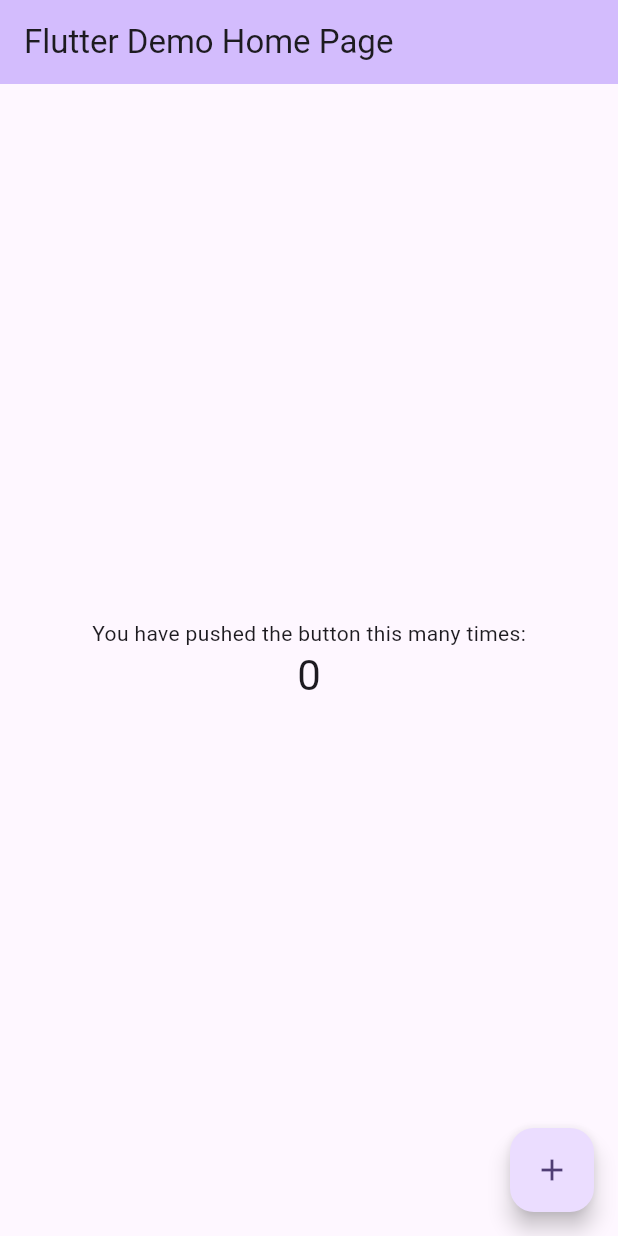
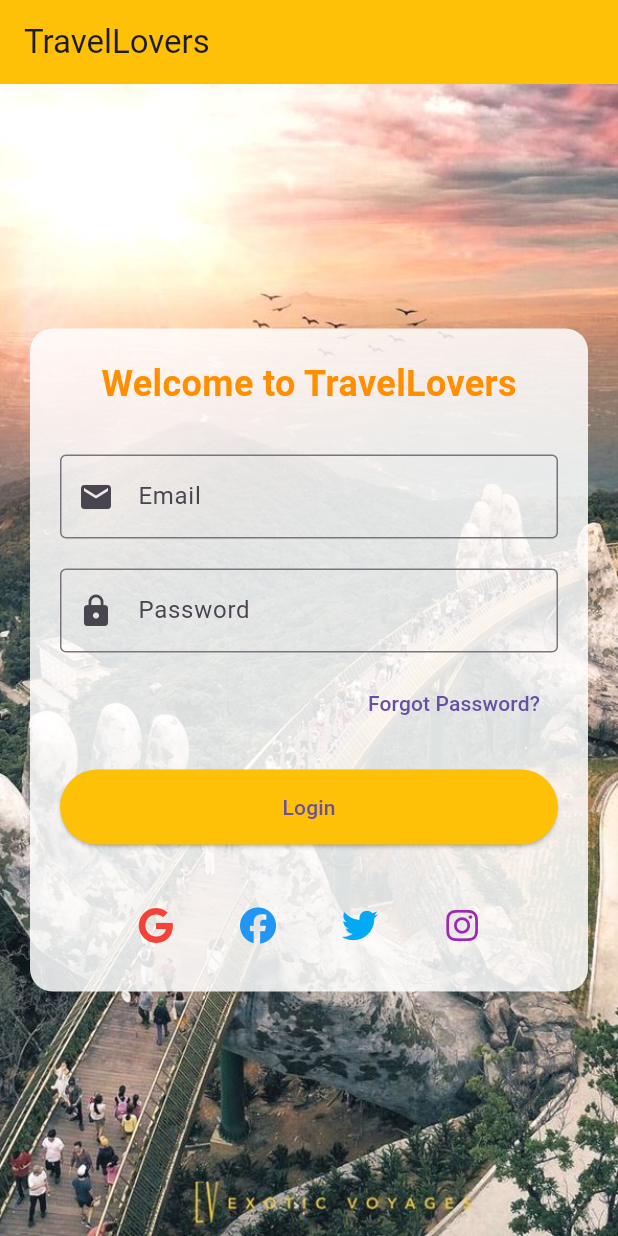
Before and after one commit to AnikaTasnim03/TravellingApp, a Flutter app: the screen it shows after launch, on a phone screen of 412 x 824 dp. Run offline on Flutter 3.47's test engine with Material 3 defaults, Android fonts, the phone set to English and light mode, and no system bars; our stand-ins replace font_awesome_flutter.

Commit message:
LoginPage

```diff
--- /dev/null
+++ b/lib/Login.dart
@@ -0,0 +1,126 @@
+import 'package:flutter/material.dart';
+import 'package:font_awesome_flutter/font_awesome_flutter.dart';
+
+class LoginPage extends StatelessWidget {
+  const LoginPage({super.key});
+
+  @override
+  Widget build(BuildContext context) {
+    return Scaffold(
+      appBar: AppBar(
+        title: const Text("TravelLovers"),
+        backgroundColor: Colors.amber,
+      ),
+      body: Container(
+        decoration: const BoxDecoration(
+          image: DecorationImage(
+            image: AssetImage("assets/picture5.jpeg"),
+            fit: BoxFit.cover,
+          ),
+        ),
+        child: Center(
+          child: SingleChildScrollView(
+            child: Padding(
+              padding: const EdgeInsets.all(20.0),
+              child: Container(
+                padding: const EdgeInsets.all(20),
+                decoration: BoxDecoration(
+                  color: Colors.white.withOpacity(0.85),
+                  borderRadius: BorderRadius.circular(15),
+                ),
+                child: Column(
+                  mainAxisSize: MainAxisSize.min,
+                  children: [
+                    Text(
+                      "Welcome to TravelLovers",
+                      style: TextStyle(
+                        fontSize: 24,
+                        fontWeight: FontWeight.bold,
+                        color: Colors.amber[800],
+                      ),
+                    ),
+                    const SizedBox(height: 30),
+
+                    // Email Field
+                    const TextField(
+                      decoration: InputDecoration(
+                        labelText: "Email",
+                        border: OutlineInputBorder(),
+                        prefixIcon: Icon(Icons.email),
+                      ),
+                    ),
+                    const SizedBox(height: 20),
+
+                    // Password Field
+                    const TextField(
+                      obscureText: true,
+                      decoration: InputDecoration(
+                        labelText: "Password",
+                        border: OutlineInputBorder(),
+                        prefixIcon: Icon(Icons.lock),
+                      ),
+                    ),
+                    const SizedBox(height: 10),
+
+                    // Forgot Password
+                    Align(
+                      alignment: Alignment.centerRight,
+                      child: TextButton(
+                        onPressed: () {
+                          // Add forgot password logic
+                        },
+                        child: const Text("Forgot Password?"),
+                      ),
+                    ),
+                    const SizedBox(height: 20),
+
+                    // Login Button
+                    ElevatedButton(
+                      onPressed: () {
+                        ScaffoldMessenger.of(context).showSnackBar(
+                          const SnackBar(content: Text("Logging in...")),
+                        );
+                      },
+                      style: ElevatedButton.styleFrom(
+                        backgroundColor: Colors.amber,
+                        minimumSize: const Size(double.infinity, 50),
+                      ),
+                      child: const Text("Login"),
+                    ),
+                    const SizedBox(height: 30),
+
+                    // Social Media Icons
+                    Row(
+                      mainAxisAlignment: MainAxisAlignment.center,
+                      children: const [
+                        IconButton(
+                          icon: FaIcon(FontAwesomeIcons.google, color: Colors.red),
+                          onPressed: null,
+                        ),
+                        SizedBox(width: 20),
+                        IconButton(
+                          icon: FaIcon(FontAwesomeIcons.facebook, color: Colors.blue),
+                          onPressed: null,
+                        ),
+                        SizedBox(width: 20),
+                        IconButton(
+                          icon: FaIcon(FontAwesomeIcons.twitter, color: Colors.lightBlue),
+                          onPressed: null,
+                        ),
+                        SizedBox(width: 20),
+                        IconButton(
+                          icon: FaIcon(FontAwesomeIcons.instagram, color: Colors.purple),
+                          onPressed: null,
+                        ),
+                      ],
+                    ),
+                  ],
+                ),
+              ),
+            ),
+          ),
+        ),
+      ),
+    );
+  }
+}
--- a/lib/main.dart
+++ b/lib/main.dart
@@ -1,122 +1,26 @@
 import 'package:flutter/material.dart';
 
+import 'Login.dart';
+
 void main() {
-  runApp(const MyApp());
+  runApp(
+    const MyApp(),
+  );
 }
 
 class MyApp extends StatelessWidget {
   const MyApp({super.key});
 
-  // This widget is the root of your application.
   @override
   Widget build(BuildContext context) {
     return MaterialApp(
-      title: 'Flutter Demo',
+      debugShowCheckedModeBanner: false, // ✅ Hides the red DEBUG banner
+      title: 'TravelLovers',
       theme: ThemeData(
-        // This is the theme of your application.
-        //
-        // TRY THIS: Try running your application with "flutter run". You'll see
-        // the application has a purple toolbar. Then, without quitting the app,
-        // try changing the seedColor in the colorScheme below to Colors.green
-        // and then invoke "hot reload" (save your changes or press the "hot
-        // reload" button in a Flutter-supported IDE, or press "r" if you used
-        // the command line to start the app).
-        //
-        // Notice that the counter didn't reset back to zero; the application
-        // state is not lost during the reload. To reset the state, use hot
-        // restart instead.
-        //
-        // This works for code too, not just values: Most code changes can be
-        // tested with just a hot reload.
-        colorScheme: ColorScheme.fromSeed(seedColor: Colors.deepPurple),
+        primarySwatch: Colors.amber,
+        useMaterial3: true,
       ),
-      home: const MyHomePage(title: 'Flutter Demo Home Page'),
+      home: const LoginPage(),
     );
   }
 }
-
-class MyHomePage extends StatefulWidget {
-  const MyHomePage({super.key, required this.title});
-
-  // This widget is the home page of your application. It is stateful, meaning
-  // that it has a State object (defined below) that contains fields that affect
-  // how it looks.
-
-  // This class is the configuration for the state. It holds the values (in this
-  // case the title) provided by the parent (in this case the App widget) and
-  // used by the build method of the State. Fields in a Widget subclass are
-  // always marked "final".
-
-  final String title;
-
-  @override
-  State<MyHomePage> createState() => _MyHomePageState();
-}
-
-class _MyHomePageState extends State<MyHomePage> {
-  int _counter = 0;
-
-  void _incrementCounter() {
-    setState(() {
-      // This call to setState tells the Flutter framework that something has
-      // changed in this State, which causes it to rerun the build method below
-      // so that the display can reflect the updated values. If we changed
-      // _counter without calling setState(), then the build method would not be
-      // called again, and so nothing would appear to happen.
-      _counter++;
-    });
-  }
-
-  @override
-  Widget build(BuildContext context) {
-    // This method is rerun every time setState is called, for instance as done
-    // by the _incrementCounter method above.
-    //
-    // The Flutter framework has been optimized to make rerunning build methods
-    // fast, so that you can just rebuild anything that needs updating rather
-    // than having to individually change instances of widgets.
-    return Scaffold(
-      appBar: AppBar(
-        // TRY THIS: Try changing the color here to a specific color (to
-        // Colors.amber, perhaps?) and trigger a hot reload to see the AppBar
-        // change color while the other colors stay the same.
-        backgroundColor: Theme.of(context).colorScheme.inversePrimary,
-        // Here we take the value from the MyHomePage object that was created by
-        // the App.build method, and use it to set our appbar title.
-        title: Text(widget.title),
-      ),
-      body: Center(
-        // Center is a layout widget. It takes a single child and positions it
-        // in the middle of the parent.
-        child: Column(
-          // Column is also a layout widget. It takes a list of children and
-          // arranges them vertically. By default, it sizes itself to fit its
-          // children horizontally, and tries to be as tall as its parent.
-          //
-          // Column has various properties to control how it sizes itself and
-          // how it positions its children. Here we use mainAxisAlignment to
-          // center the children vertically; the main axis here is the vertical
-          // axis because Columns are vertical (the cross axis would be
-          // horizontal).
-          //
-          // TRY THIS: Invoke "debug painting" (choose the "Toggle Debug Paint"
-          // action in the IDE, or press "p" in the console), to see the
-          // wireframe for each widget.
-          mainAxisAlignment: MainAxisAlignment.center,
-          children: <Widget>[
-            const Text('You have pushed the button this many times:'),
-            Text(
-              '$_counter',
-              style: Theme.of(context).textTheme.headlineMedium,
-            ),
-          ],
-        ),
-      ),
-      floatingActionButton: FloatingActionButton(
-        onPressed: _incrementCounter,
-        tooltip: 'Increment',
-        child: const Icon(Icons.add),
-      ), // This trailing comma makes auto-formatting nicer for build methods.
-    );
-  }
-}
--- a/pubspec.yaml
+++ b/pubspec.yaml
@@ -30,7 +30,7 @@ environment:
 dependencies:
   flutter:
     sdk: flutter
-
+  font_awesome_flutter: ^10.7.0
   # The following adds the Cupertino Icons font to your application.
   # Use with the CupertinoIcons class for iOS style icons.
   cupertino_icons: ^1.0.8
@@ -58,8 +58,8 @@ flutter:
   uses-material-design: true
 
   # To add assets to your application, add an assets section, like this:
-  # assets:
-  #   - images/a_dot_burr.jpeg
+  assets:
+   - assets/picture5.jpeg
   #   - images/a_dot_ham.jpeg
 
   # An image asset can refer to one or more resolution-specific "variants", see
```
Also changed, not shown: assets/picture5.jpeg (added), pubspec.lock.
